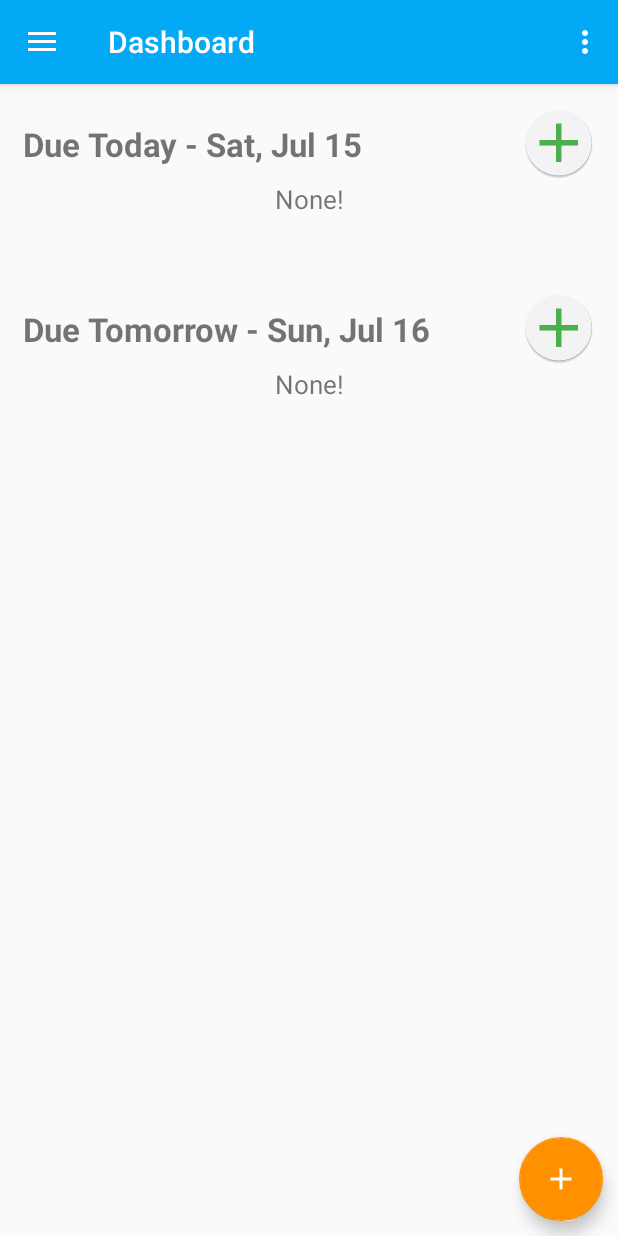
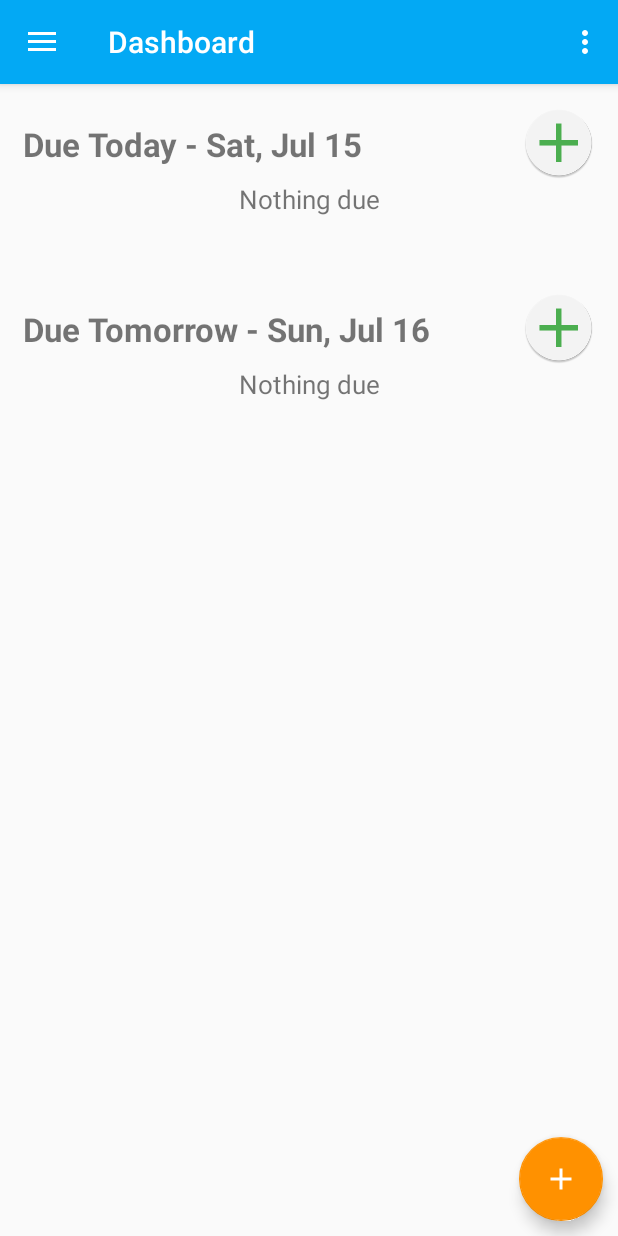
Before and after one commit to nickthegroot/UnityPlanner, an Android app: the screen it shows after launch once a user with an empty profile is signed in (Dashboard), on a phone screen of 412 x 824 dp. Run offline under Robolectric (Android 15) with nearby library versions, the phone set to English and light mode, and no system bars; our stand-ins replace AdMob, Firebase (no records; nobody signed in at launch, a user with empty details on screens opened directly), Picasso; libraries missing offline, so code that uses them is left out: com.google.api.client, com.google.api.services, pub.devrel.easypermissions, uk.co.deanwild; pictures from the network do not load; 5 statements that could not run were skipped.

Commit message:
Removed ads (yay!)

```diff
--- a/app/src/main/java/com/nbdeg/unityplanner/Dashboard.java
+++ b/app/src/main/java/com/nbdeg/unityplanner/Dashboard.java
@@ -36,7 +36,6 @@ import android.widget.TextView;
 import android.widget.Toast;
 
 import com.firebase.ui.auth.AuthUI;
-import com.google.android.gms.ads.AdRequest;
 import com.google.android.gms.ads.AdView;
 import com.google.android.gms.appinvite.AppInviteInvitation;
 import com.google.android.gms.common.ConnectionResult;
@@ -57,9 +56,6 @@ import com.google.api.services.classroom.model.ListStudentSubmissionsResponse;
 import com.google.api.services.classroom.model.StudentSubmission;
 import com.google.firebase.analytics.FirebaseAnalytics;
 import com.google.firebase.auth.UserInfo;
-import com.google.firebase.database.DataSnapshot;
-import com.google.firebase.database.DatabaseError;
-import com.google.firebase.database.ValueEventListener;
 import com.nbdeg.unityplanner.Data.Assignment;
 import com.nbdeg.unityplanner.Data.Time;
 import com.nbdeg.unityplanner.Utils.AlarmReceiver;
@@ -76,6 +72,8 @@ import java.util.Calendar;
 
 import pub.devrel.easypermissions.AfterPermissionGranted;
 import pub.devrel.easypermissions.EasyPermissions;
+import uk.co.deanwild.materialshowcaseview.MaterialShowcaseSequence;
+import uk.co.deanwild.materialshowcaseview.ShowcaseConfig;
 
 public class Dashboard extends AppCompatActivity
         implements NavigationView.OnNavigationItemSelectedListener {
@@ -109,8 +107,6 @@ public class Dashboard extends AppCompatActivity
         syncLayout = (LinearLayout) findViewById(R.id.dashboard_sync);
         setSupportActionBar(toolbar);
 
-        mAdView = (AdView) findViewById(R.id.adView);
-
         Database.refreshDatabase(getApplicationContext());
 
         DrawerLayout drawer = (DrawerLayout) findViewById(R.id.drawer_layout);
@@ -122,29 +118,9 @@ public class Dashboard extends AppCompatActivity
         NavigationView navigationView = (NavigationView) findViewById(R.id.nav_view);
         navigationView.setNavigationItemSelectedListener(this);
 
-        // Set Up Notifications
         SharedPreferences prefs = PreferenceManager.getDefaultSharedPreferences(this);
         if (prefs.getBoolean("firstTime", true)) {
-            Intent alarmIntent = new Intent(this, AlarmReceiver.class);
-            PendingIntent pendingIntent = PendingIntent.getBroadcast(this, 0, alarmIntent, 0);
-
-            AlarmManager manager = (AlarmManager) getSystemService(Context.ALARM_SERVICE);
-
-            Calendar calendar = Calendar.getInstance();
-
-            Calendar hourCal = Calendar.getInstance();
-            hourCal.setTimeInMillis(prefs.getLong("notification_time", 90000000));
-
-            calendar.set(Calendar.HOUR_OF_DAY, hourCal.get(Calendar.HOUR_OF_DAY));
-            calendar.set(Calendar.MINUTE, 0);
-            calendar.set(Calendar.SECOND, 0);
-
-            manager.setRepeating(AlarmManager.RTC_WAKEUP, calendar.getTimeInMillis(),
-                    AlarmManager.INTERVAL_DAY, pendingIntent);
-
-            SharedPreferences.Editor editor = prefs.edit();
-            editor.putBoolean("firstTime", false);
-            editor.apply();
+            onFirstStart(prefs);
         }
 
         // Adding Dashboard Fragment as primary fragment
@@ -159,9 +135,9 @@ public class Dashboard extends AppCompatActivity
 
         // Adding Name and E-Mail to Nav
         View hView =  navigationView.getHeaderView(0);
-        final ImageView userPhoto = (ImageView) hView.findViewById(R.id.nav_header_photo);
-        final TextView userName = (TextView) hView.findViewById(R.id.nav_header_user);
-        final TextView userEmail = (TextView) hView.findViewById(R.id.nav_header_email);
+        final ImageView userPhoto = hView.findViewById(R.id.nav_header_photo);
+        final TextView userName = hView.findViewById(R.id.nav_header_user);
+        final TextView userEmail = hView.findViewById(R.id.nav_header_email);
 
         if (Database.getUser().getDisplayName() != null) {
             userName.setText(Database.getUser().getDisplayName());
@@ -203,27 +179,59 @@ public class Dashboard extends AppCompatActivity
             }
         });
 
-        Database.userDb.child("settings").child("ads").addValueEventListener(new ValueEventListener() {
-            @Override
-            public void onDataChange(DataSnapshot snapshot) {
-                Boolean ads = true;
-                if (snapshot.exists()) {
-                    ads = snapshot.getValue(Boolean.class);
-                } else {
-                    Database.userDb.child("settings").child("ads").setValue(true);
-                }
+    }
 
-                if (ads) {
-                    AdRequest adRequest = new AdRequest.Builder().build();
-                    mAdView.setVisibility(View.VISIBLE);
-                    mAdView.loadAd(adRequest);
-                }
-            }
+    /**
+     * Run when dashboard is first launched
+     * User WILL be logged in
+     * @param prefs Shared preferences containing notification preferences
+     */
+    private void onFirstStart(SharedPreferences prefs) {
+        // Showcase tutorial
+        // TODO: 7/5/2017 Add showcase view (refer to notes for order)
+        // TODO: 7/5/2017 Use .setListener for changing fragments
 
-            @Override
-            public void onCancelled(DatabaseError databaseError) {
-            }
-        });
+        String SHOWCASE_ID = "dashboard";
+
+        ShowcaseConfig config = new ShowcaseConfig();
+        config.setDelay(500); // half second between each showcase view
+
+        MaterialShowcaseSequence sequence = new MaterialShowcaseSequence(this, SHOWCASE_ID);
+        sequence.setConfig(config);
+
+//        sequence.addSequenceItem();
+
+        sequence.start();
+
+
+        // Notifications
+        Intent alarmIntent = new Intent(this, AlarmReceiver.class);
+        PendingIntent pendingIntent = PendingIntent.getBroadcast(this, 0, alarmIntent, 0);
+
+        AlarmManager manager = (AlarmManager) getSystemService(Context.ALARM_SERVICE);
+
+        Calendar calendar = Calendar.getInstance();
+        Calendar hourCal = Calendar.getInstance();
+        hourCal.setTimeInMillis(prefs.getLong("notification_time", 90000000));
+
+        calendar.set(Calendar.HOUR_OF_DAY, hourCal.get(Calendar.HOUR_OF_DAY));
+        calendar.set(Calendar.MINUTE, 0);
+        calendar.set(Calendar.SECOND, 0);
+
+        manager.setRepeating(AlarmManager.RTC_WAKEUP, calendar.getTimeInMillis(),
+                AlarmManager.INTERVAL_DAY, pendingIntent);
+
+        // Not first time anymore
+        SharedPreferences.Editor editor = prefs.edit();
+        editor.putBoolean("firstTime", false);
+        editor.apply();
+    }
+
+    @Override
+    protected void onResume() {
+        super.onResume();
+
+
     }
 
     @Override
--- a/app/src/main/res/layout/activity_dashboard.xml
+++ b/app/src/main/res/layout/activity_dashboard.xml
@@ -2,7 +2,6 @@
 <android.support.v4.widget.DrawerLayout xmlns:android="http://schemas.android.com/apk/res/android"
     xmlns:app="http://schemas.android.com/apk/res-auto"
     xmlns:tools="http://schemas.android.com/tools"
-    xmlns:ads="http://schemas.android.com/apk/res-auto"
     android:id="@+id/drawer_layout"
     android:layout_width="match_parent"
     android:layout_height="match_parent"
@@ -14,22 +13,11 @@
         android:layout_width="match_parent"
         android:layout_height="match_parent">
 
-        <com.google.android.gms.ads.AdView
-            android:id="@+id/adView"
-            android:visibility="gone"
-            android:layout_width="match_parent"
-            android:layout_height="wrap_content"
-            android:layout_centerHorizontal="true"
-            android:layout_alignParentBottom="true"
-            android:background="@android:color/darker_gray"
-            ads:adSize="BANNER"
-            ads:adUnitId="@string/banner_ad_unit_id" />
-
         <include
             layout="@layout/app_bar_dashboard"
             android:layout_width="match_parent"
-            android:layout_height="match_parent"
-            android:layout_above="@id/adView"/>
+            android:layout_height="match_parent" />
+
     </RelativeLayout>
 
     <android.support.design.widget.NavigationView
--- a/app/src/main/res/layout/fragment_dashboard.xml
+++ b/app/src/main/res/layout/fragment_dashboard.xml
@@ -35,7 +35,7 @@
         android:layout_width="match_parent"
         android:layout_height="wrap_content"
         android:gravity="center"
-        android:text="None!"
+        android:text="Nothing due"
         android:textSize="17sp"/>
 
     <ListView
@@ -64,6 +64,7 @@
             android:paddingBottom="10dp"/>
 
         <ImageView
+            android:contentDescription="Add assignment button"
             android:layout_alignParentRight="true"
             android:id="@+id/dashboard_tomorrow_add"
             android:layout_width="wrap_content"
@@ -76,7 +77,7 @@
         android:layout_width="match_parent"
         android:layout_height="wrap_content"
         android:gravity="center"
-        android:text="None!"
+        android:text="Nothing due"
         android:textSize="17sp"/>
 
     <ListView
--- a/app/src/main/res/values/strings.xml
+++ b/app/src/main/res/values/strings.xml
@@ -92,4 +92,5 @@
     <string name="dashboard_sync">Sync With Classroom</string>
     <string name="appwidget_text">EXAMPLE</string>
     <string name="add_widget">Add widget</string>
+    <string name="widget_add_button">Add assignment button</string>
 </resources>
--- a/build.gradle
+++ b/build.gradle
@@ -5,7 +5,7 @@ buildscript {
         jcenter()
     }
     dependencies {
-        classpath 'com.android.tools.build:gradle:3.0.0-alpha3'
+        classpath 'com.android.tools.build:gradle:2.3.3'
 
         // NOTE: Do not place your application dependencies here; they belong
         // in the individual module build.gradle files
@@ -16,7 +16,7 @@ buildscript {
 allprojects {
     repositories {
         jcenter()
-        maven { url 'https://maven.fabric.io/public' }
+        maven { url "https://jitpack.io" }
     }
 }
 
```
Also changed, not shown: app/build.gradle (+16 -16 lines), app/src/main/res/layout/assignment_widget.xml (+7 -6 lines), 1 other file.
